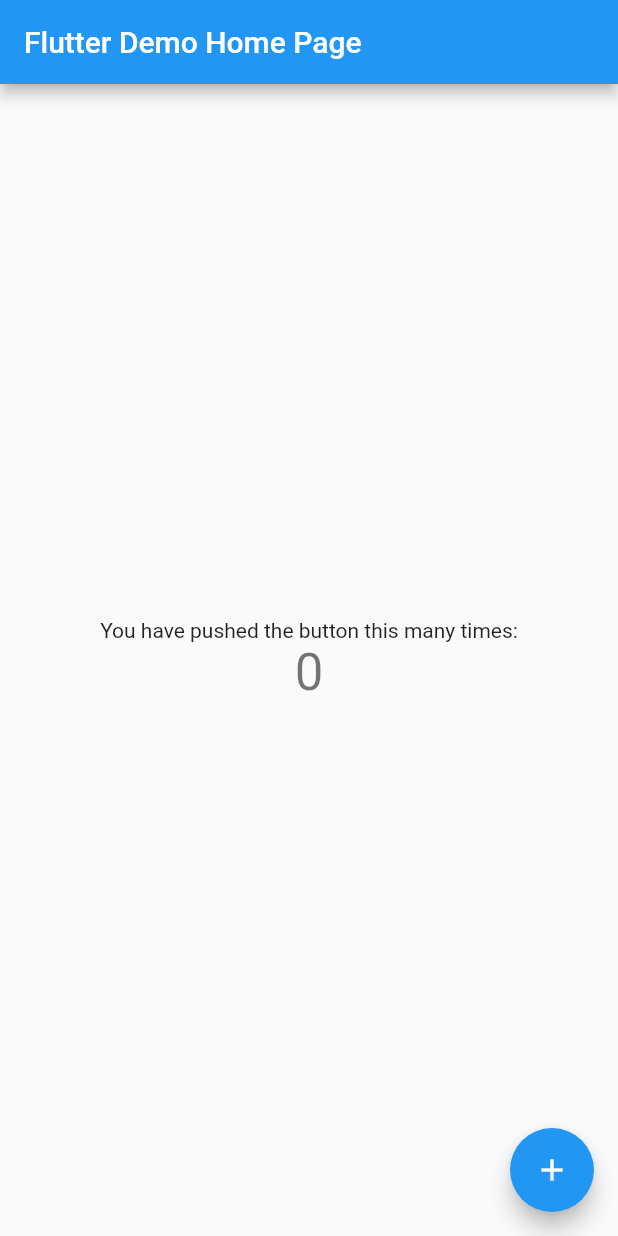
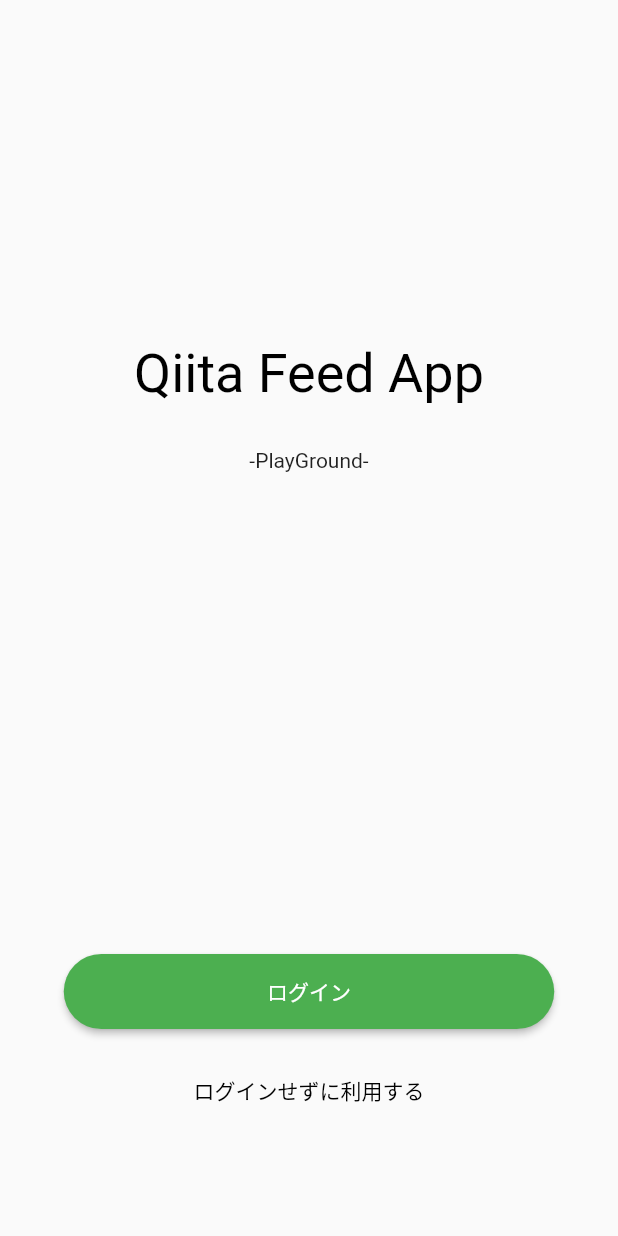
Before and after one commit to shinonome-inc/mobile_kazuki_basic_flutter, a Flutter app: the screen it shows after launch, on a phone screen of 412 x 824 dp. Run offline on Flutter 3.47's test engine with Material 2 defaults, Android fonts, the phone set to English and light mode, and no system bars; Roboto replaces fonts that are missing (Pacifico).

Commit message:
修正①

```diff
--- a/qiita_app/lib/main.dart
+++ b/qiita_app/lib/main.dart
@@ -1,4 +1,6 @@
 import 'package:flutter/material.dart';
+
+import 'constants/app_colors.dart';
 
 void main() {
   runApp(const MyApp());
@@ -6,23 +8,12 @@ void main() {
 
 class MyApp extends StatelessWidget {
   const MyApp({super.key});
-
-  // This widget is the root of your application.
   @override
   Widget build(BuildContext context) {
     return MaterialApp(
       title: 'Flutter Demo',
       theme: ThemeData(
-        // This is the theme of your application.
-        //
-        // Try running your application with "flutter run". You'll see the
-        // application has a blue toolbar. Then, without quitting the app, try
-        // changing the primarySwatch below to Colors.green and then invoke
-        // "hot reload" (press "r" in the console where you ran "flutter run",
-        // or simply save your changes to "hot reload" in a Flutter IDE).
-        // Notice that the counter didn't reset back to zero; the application
-        // is not restarted.
-        primarySwatch: Colors.blue,
+        primarySwatch: Colors.green,
       ),
       home: const MyHomePage(title: 'Flutter Demo Home Page'),
     );
@@ -32,15 +23,6 @@ class MyApp extends StatelessWidget {
 class MyHomePage extends StatefulWidget {
   const MyHomePage({super.key, required this.title});
 
-  // This widget is the home page of your application. It is stateful, meaning
-  // that it has a State object (defined below) that contains fields that affect
-  // how it looks.
-
-  // This class is the configuration for the state. It holds the values (in this
-  // case the title) provided by the parent (in this case the App widget) and
-  // used by the build method of the State. Fields in a Widget subclass are
-  // always marked "final".
-
   final String title;
 
   @override
@@ -48,68 +30,67 @@ class MyHomePage extends StatefulWidget {
 }
 
 class _MyHomePageState extends State<MyHomePage> {
-  int _counter = 0;
-
-  void _incrementCounter() {
-    setState(() {
-      // This call to setState tells the Flutter framework that something has
-      // changed in this State, which causes it to rerun the build method below
-      // so that the display can reflect the updated values. If we changed
-      // _counter without calling setState(), then the build method would not be
-      // called again, and so nothing would appear to happen.
-      _counter++;
-    });
-  }
-
   @override
   Widget build(BuildContext context) {
-    // This method is rerun every time setState is called, for instance as done
-    // by the _incrementCounter method above.
-    //
-    // The Flutter framework has been optimized to make rerunning build methods
-    // fast, so that you can just rebuild anything that needs updating rather
-    // than having to individually change instances of widgets.
     return Scaffold(
-      appBar: AppBar(
-        // Here we take the value from the MyHomePage object that was created by
-        // the App.build method, and use it to set our appbar title.
-        title: Text(widget.title),
-      ),
       body: Center(
-        // Center is a layout widget. It takes a single child and positions it
-        // in the middle of the parent.
         child: Column(
-          // Column is also a layout widget. It takes a list of children and
-          // arranges them vertically. By default, it sizes itself to fit its
-          // children horizontally, and tries to be as tall as its parent.
-          //
-          // Invoke "debug painting" (press "p" in the console, choose the
-          // "Toggle Debug Paint" action from the Flutter Inspector in Android
-          // Studio, or the "Toggle Debug Paint" command in Visual Studio Code)
-          // to see the wireframe for each widget.
-          //
-          // Column has various properties to control how it sizes itself and
-          // how it positions its children. Here we use mainAxisAlignment to
-          // center the children vertically; the main axis here is the vertical
-          // axis because Columns are vertical (the cross axis would be
-          // horizontal).
           mainAxisAlignment: MainAxisAlignment.center,
           children: <Widget>[
-            const Text(
-              'You have pushed the button this many times:',
+            Container(
+              height: 220,
+            ),
+            Container(
+              height: 63,
+              child: Text('Qiita Feed App',
+                  style: TextStyle(
+                    fontSize: 36,
+                    color: Colors.black,
+                    fontFamily: 'Pacifico',
+                  )),
+            ),
+            Container(
+              height: 8,
             ),
             Text(
-              '$_counter',
-              style: Theme.of(context).textTheme.headlineMedium,
+              '-PlayGround-',
+              style: TextStyle(fontSize: 14),
             ),
+            Container(
+              height: 321,
+            ),
+            Container(
+              height: 50,
+              width: 327,
+              child: ElevatedButton(
+                child: const Text('ログイン'),
+                onPressed: () {},
+                style: ElevatedButton.styleFrom(
+                    shape: const StadiumBorder(),
+                    backgroundColor: AppColors.primary,
+                    foregroundColor: Colors.white),
+              ),
+            ),
+            Container(
+              height: 16,
+            ),
+            Container(
+              height: 50,
+              width: 327,
+              child: (TextButton(
+                onPressed: () {},
+                style: TextButton.styleFrom(
+                  foregroundColor: Colors.black,
+                ),
+                child: Text('ログインせずに利用する'),
+              )),
+            ),
+            Container(
+              height: 64,
+            )
           ],
         ),
       ),
-      floatingActionButton: FloatingActionButton(
-        onPressed: _incrementCounter,
-        tooltip: 'Increment',
-        child: const Icon(Icons.add),
-      ), // This trailing comma makes auto-formatting nicer for build methods.
     );
   }
 }
```
